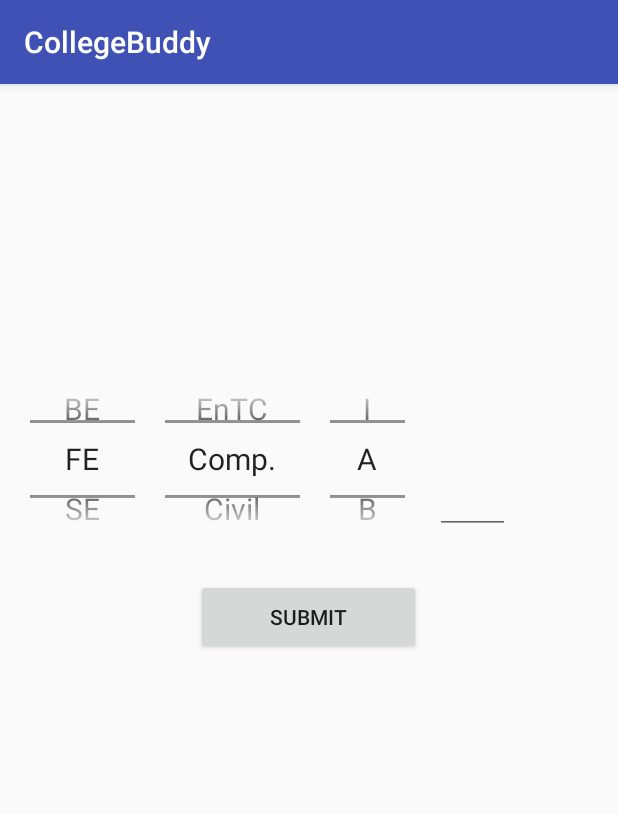
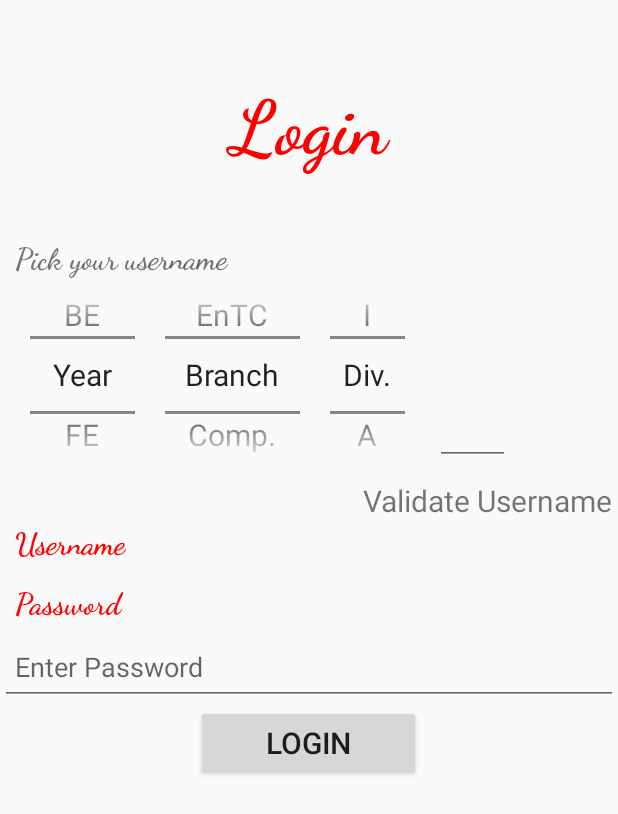
Before and after one commit to vaandhare/CollegeBuddy, an Android app: the screen it shows after launch (MainActivity), on a phone screen of 412 x 824 dp. Shown: the top 814 px of the screen. Run offline under Robolectric (Android 15) with nearby library versions, the light colour scheme and no system bars.

Commit message:
Changes in Login Activity

```diff
--- a/app/src/main/java/in/indekode/collegebuddy/MainActivity.java
+++ b/app/src/main/java/in/indekode/collegebuddy/MainActivity.java
@@ -20,14 +20,14 @@ import java.util.Locale;
 public class MainActivity extends AppCompatActivity {
 
     NumberPicker npstdyear, npstdbranch, npstddiv;
-    EditText etvstdroll;
-    Button submitbtn;
-
-    final String Branch[] = {"Comp.", "Civil", "Mech.", "Chem.", "EnTC"};
-    final  String Years[] = {"FE", "SE", "TE", "BE"};
-    final String Divs[] = {"A", "B", "C", "D", "E", "F", "G", "H", "I"};
+    EditText etvstdroll, etv_password;
+    TextView validate_username, txt_username;
+    final String Branch[] = {"Branch","Comp.", "Civil", "Mech.", "Chem.", "EnTC"};
+    final  String Years[] = {"Year","FE", "SE", "TE", "BE"};
+    final String Divs[] = {"Div.","A", "B", "C", "D", "E", "F", "G", "H", "I"};
 
     String newYear, newBrnach, newDiv;
+    String rollno;
 
     @Override
     protected void onCreate(Bundle savedInstanceState) {
@@ -39,7 +39,12 @@ public class MainActivity extends AppCompatActivity {
         npstddiv = (NumberPicker) findViewById(R.id.std_div);
 
         etvstdroll = (EditText) findViewById(R.id.std_rollno);
-        submitbtn =(Button) findViewById(R.id.btn_submit);
+        validate_username =(TextView) findViewById(R.id.validate_username);
+        txt_username = (TextView) findViewById(R.id.txt_username);
+
+        etv_password = (EditText) findViewById(R.id.etv_password);
+
+        //Number Picker for Branch Year nad Div
 
         npstdyear.setMinValue(0);
         npstdyear.setMaxValue(Years.length-1);
@@ -80,14 +85,14 @@ public class MainActivity extends AppCompatActivity {
         };
         npstddiv.setOnValueChangedListener(DivValueChange);
 
-        submitbtn.setOnClickListener(new View.OnClickListener() {
+
+
+        validate_username.setOnClickListener(new View.OnClickListener() {
             @Override
             public void onClick(View view) {
-                Toast.makeText(MainActivity.this, newYear+ " " + newBrnach + " " + newDiv, Toast.LENGTH_SHORT).show();
+                rollno = etvstdroll.getText().toString();
+                txt_username.setText(newYear+ newBrnach+ newDiv+ rollno);
             }
         });
-
     }
-
-
 }
--- a/app/src/main/res/layout/activity_main.xml
+++ b/app/src/main/res/layout/activity_main.xml
@@ -6,53 +6,123 @@
     android:layout_height="match_parent"
     tools:context=".MainActivity">
 
+    <TextView
+        android:id="@+id/LoginText"
+        android:layout_width="match_parent"
+        android:layout_height="70dp"
+        android:text="@string/Login"
+        android:gravity="center"
+        android:textSize="50sp"
+        android:fontFamily="cursive"
+        android:textStyle="bold"
+        android:layout_marginTop="50dp"
+        android:textColor="@color/colorAccent"/>
+
+    <TextView
+        android:id="@+id/tv_pickuser"
+        android:layout_width="match_parent"
+        android:layout_height="30dp"
+        android:layout_below="@id/LoginText"
+        android:layout_marginTop="40dp"
+        android:text="@string/Pick_Usernme"
+        android:gravity="start"
+        android:textSize="20sp"
+        android:paddingLeft="10dp"
+        android:fontFamily="cursive"
+        android:textStyle="bold"/>
+
     <LinearLayout
         android:id="@+id/picker"
         android:theme="@style/NumberPickerTextSize"
-        android:layout_marginTop="200dp"
+        android:layout_below="@id/tv_pickuser"
         android:layout_width="match_parent"
-        android:layout_height="100dp">
+        android:layout_height="120dp">
 
         <NumberPicker
             android:id="@+id/std_year"
             android:layout_width="70dp"
-            android:layout_height="100dp"
-            android:layout_marginLeft="20dp"
-            >
+            android:layout_height="120dp"
+            android:layout_marginStart="20dp">
 
         </NumberPicker>
         <NumberPicker
             android:id="@+id/std_branch"
             android:layout_width="90dp"
-            android:layout_height="100dp"
-            android:layout_marginLeft="20dp">
+            android:layout_height="120dp"
+            android:layout_marginStart="20dp">
 
         </NumberPicker>
 
         <NumberPicker
             android:id="@+id/std_div"
             android:layout_width="50dp"
-            android:layout_height="100dp"
-            android:layout_marginLeft="20dp">
+            android:layout_height="120dp"
+            android:layout_marginStart="20dp">
 
         </NumberPicker>
 
         <EditText
             android:id="@+id/std_rollno"
             android:layout_width="50dp"
-            android:layout_height="100dp"
-            android:layout_marginLeft="20dp"
-            />
+            android:layout_height="120dp"
+            android:layout_marginStart="20dp"
+            android:lines="1"
+            android:gravity="center_vertical"
+            android:inputType="numberDecimal"/>
 
     </LinearLayout>
 
+    <TextView
+        android:id="@+id/validate_username"
+        android:layout_width="170dp"
+        android:layout_height="30dp"
+        android:layout_marginTop="10dp"
+        android:text="Validate Username"
+        android:layout_below="@id/picker"
+        android:layout_alignParentRight="true"
+        android:textSize="20dp"/>
+
+    <TextView
+        android:id="@+id/txt_username"
+        android:layout_width="match_parent"
+        android:layout_height="30dp"
+        android:text="@string/username"
+        android:fontFamily="cursive"
+        android:textStyle="bold"
+        android:textSize="20dp"
+        android:layout_below="@id/validate_username"
+        android:paddingLeft="10dp"
+        android:textColor="@color/colorAccent"/>
+
+    <TextView
+        android:id="@+id/txt_password"
+        android:layout_width="match_parent"
+        android:layout_height="30dp"
+        android:text="@string/Password"
+        android:fontFamily="cursive"
+        android:textStyle="bold"
+        android:textSize="20dp"
+        android:layout_below="@id/txt_username"
+        android:paddingLeft="10dp"
+        android:layout_marginTop="10dp"
+        android:textColor="@color/colorAccent"/>
+
+    <EditText
+        android:id="@+id/etv_password"
+        android:layout_width="match_parent"
+        android:layout_height="50dp"
+        android:layout_below="@id/txt_password"
+        android:hint="Enter Password"
+        android:paddingStart="10dp"/>
+
     <Button
-        android:id="@+id/btn_submit"
+        android:id="@+id/btn_login"
         android:layout_width="150dp"
         android:layout_height="50dp"
-        android:text="Submit"
-        android:layout_below="@id/picker"
-        android:layout_marginTop="30dp"
-        android:layout_centerInParent="true"/>
+        android:layout_below="@id/etv_password"
+        android:layout_centerInParent="true"
+        android:text="@string/Login"
+        android:textSize="20dp"/>
+
 
 </RelativeLayout>
--- a/app/src/main/res/values/strings.xml
+++ b/app/src/main/res/values/strings.xml
@@ -1,3 +1,7 @@
 <resources>
     <string name="app_name">CollegeBuddy</string>
+    <string name="Login">Login</string>
+    <string name="Pick_Usernme">Pick your username</string>
+    <string name="username">Username</string>
+    <string name="Password">Password</string>
 </resources>
--- a/app/src/main/res/values/styles.xml
+++ b/app/src/main/res/values/styles.xml
@@ -1,8 +1,14 @@
 <resources>
 
     <!-- Base application theme. -->
-    <style name="AppTheme" parent="Base.Theme.AppCompat.Light.DarkActionBar">
+    <style name="AppTheme" parent="Theme.AppCompat.Light.NoActionBar">
         <!-- Customize your theme here. -->
+        <item name="colorPrimary">@color/colorPrimary</item>
+        <item name="colorPrimaryDark">@color/colorPrimaryDark</item>
+        <item name="colorAccent">@color/colorAccent</item>
+    </style>
+
+    <style name="NewTheme" parent="Base.Theme.AppCompat.Light.DarkActionBar">
         <item name="colorPrimary">@color/colorPrimary</item>
         <item name="colorPrimaryDark">@color/colorPrimaryDark</item>
         <item name="colorAccent">@color/colorAccent</item>
```
